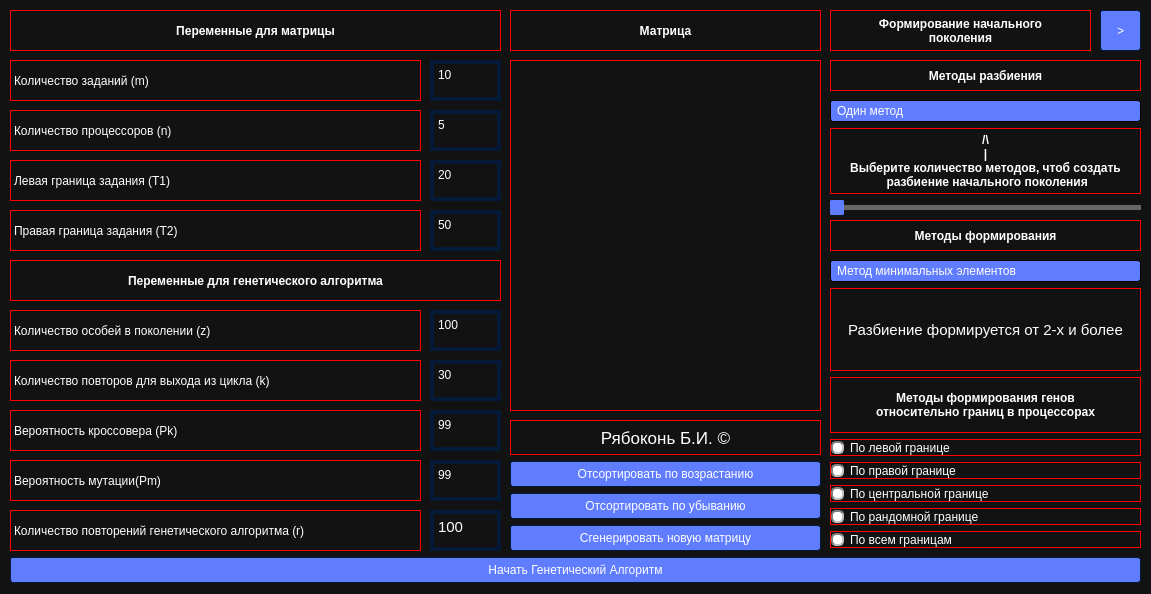
The window that diploma/UI/start_window.ui (socloseeee/Diploma_Scheduling_Theory) describes before a commit, drawn with Qt 5.
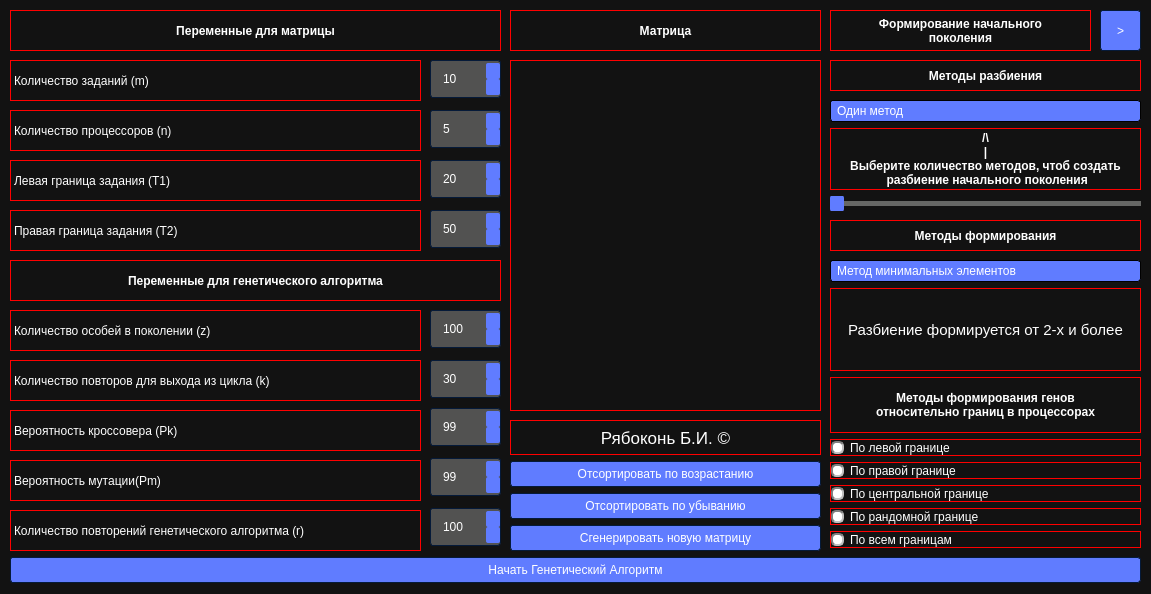
The same window after the commit. Icons and pictures are not drawn.

The edit to the form file:
```diff
--- a/diploma/UI/start_window.ui
+++ b/diploma/UI/start_window.ui
@@ -36,6 +36,7 @@
 OUT OF OR IN CONNECTION WITH THE SOFTWARE OR THE USE OR OTHER DEALINGS IN THE
 SOFTWARE.
 */
+
 QPlainTextEdit
 {
 border: 4px solid red;
@@ -339,9 +340,9 @@
 {
 	background-color: #525251;
 	color: #ffffff;
-	border: 1px solid #051a39;
+	border:1px solid #051a39;
 	border-radius: 3px;
-	padding : 2px;
+	padding : 10px;
 
 }
 
@@ -1502,16 +1503,19 @@
     <property name="geometry">
      <rect>
       <x>430</x>
-      <y>60</y>
+      <y>54</y>
       <width>71</width>
-      <height>41</height>
+      <height>51</height>
      </rect>
     </property>
     <layout class="QVBoxLayout" name="verticalLayout_13">
      <item>
-      <widget class="QPlainTextEdit" name="plainTextEdit">
-       <property name="plainText">
-        <string>10</string>
+      <widget class="QSpinBox" name="plainTextEdit">
+       <property name="maximum">
+        <number>100000</number>
+       </property>
+       <property name="value">
+        <number>10</number>
        </property>
       </widget>
      </item>
@@ -1521,16 +1525,19 @@
     <property name="geometry">
      <rect>
       <x>430</x>
-      <y>110</y>
+      <y>104</y>
       <width>71</width>
-      <height>41</height>
+      <height>51</height>
      </rect>
     </property>
     <layout class="QVBoxLayout" name="verticalLayout_14">
      <item>
-      <widget class="QPlainTextEdit" name="plainTextEdit_2">
-       <property name="plainText">
-        <string>5</string>
+      <widget class="QSpinBox" name="plainTextEdit_1">
+       <property name="maximum">
+        <number>100000</number>
+       </property>
+       <property name="value">
+        <number>5</number>
        </property>
       </widget>
      </item>
@@ -1540,16 +1547,19 @@
     <property name="geometry">
      <rect>
       <x>430</x>
-      <y>160</y>
+      <y>154</y>
       <width>71</width>
-      <height>41</height>
+      <height>51</height>
      </rect>
     </property>
     <layout class="QVBoxLayout" name="verticalLayout_15">
      <item>
-      <widget class="QPlainTextEdit" name="plainTextEdit_3">
-       <property name="plainText">
-        <string>20</string>
+      <widget class="QSpinBox" name="plainTextEdit_3">
+       <property name="maximum">
+        <number>100000</number>
+       </property>
+       <property name="value">
+        <number>20</number>
        </property>
       </widget>
      </item>
@@ -1559,16 +1569,19 @@
     <property name="geometry">
      <rect>
       <x>430</x>
-      <y>210</y>
+      <y>204</y>
       <width>71</width>
-      <height>41</height>
+      <height>51</height>
      </rect>
     </property>
     <layout class="QVBoxLayout" name="verticalLayout_17">
      <item>
-      <widget class="QPlainTextEdit" name="plainTextEdit_5">
-       <property name="plainText">
-        <string>50</string>
+      <widget class="QSpinBox" name="plainTextEdit_5">
+       <property name="maximum">
+        <number>100000</number>
+       </property>
+       <property name="value">
+        <number>50</number>
        </property>
       </widget>
      </item>
@@ -1578,16 +1591,19 @@
     <property name="geometry">
      <rect>
       <x>430</x>
-      <y>310</y>
+      <y>304</y>
       <width>71</width>
-      <height>41</height>
+      <height>51</height>
      </rect>
     </property>
     <layout class="QVBoxLayout" name="verticalLayout_19">
      <item>
-      <widget class="QPlainTextEdit" name="plainTextEdit_7">
-       <property name="plainText">
-        <string>100</string>
+      <widget class="QSpinBox" name="plainTextEdit_7">
+       <property name="maximum">
+        <number>100000</number>
+       </property>
+       <property name="value">
+        <number>100</number>
        </property>
       </widget>
      </item>
@@ -1597,16 +1613,19 @@
     <property name="geometry">
      <rect>
       <x>430</x>
-      <y>360</y>
+      <y>354</y>
       <width>71</width>
-      <height>41</height>
+      <height>51</height>
      </rect>
     </property>
     <layout class="QVBoxLayout" name="verticalLayout_20">
      <item>
-      <widget class="QPlainTextEdit" name="plainTextEdit_8">
-       <property name="plainText">
-        <string>30</string>
+      <widget class="QSpinBox" name="plainTextEdit_8">
+       <property name="maximum">
+        <number>100000</number>
+       </property>
+       <property name="value">
+        <number>30</number>
        </property>
       </widget>
      </item>
@@ -1616,16 +1635,19 @@
     <property name="geometry">
      <rect>
       <x>430</x>
-      <y>410</y>
+      <y>402</y>
       <width>71</width>
-      <height>41</height>
+      <height>51</height>
      </rect>
     </property>
     <layout class="QVBoxLayout" name="verticalLayout_21">
      <item>
-      <widget class="QPlainTextEdit" name="plainTextEdit_9">
-       <property name="plainText">
-        <string>99</string>
+      <widget class="QSpinBox" name="plainTextEdit_9">
+       <property name="maximum">
+        <number>100000</number>
+       </property>
+       <property name="value">
+        <number>99</number>
        </property>
       </widget>
      </item>
@@ -1635,16 +1657,19 @@
     <property name="geometry">
      <rect>
       <x>430</x>
-      <y>460</y>
+      <y>452</y>
       <width>71</width>
-      <height>41</height>
+      <height>51</height>
      </rect>
     </property>
     <layout class="QVBoxLayout" name="verticalLayout_22">
      <item>
-      <widget class="QPlainTextEdit" name="plainTextEdit_10">
-       <property name="plainText">
-        <string>99</string>
+      <widget class="QSpinBox" name="plainTextEdit_10">
+       <property name="maximum">
+        <number>100000</number>
+       </property>
+       <property name="value">
+        <number>99</number>
        </property>
       </widget>
      </item>
@@ -1654,21 +1679,19 @@
     <property name="geometry">
      <rect>
       <x>430</x>
-      <y>510</y>
+      <y>502</y>
       <width>71</width>
-      <height>41</height>
+      <height>51</height>
      </rect>
     </property>
     <layout class="QVBoxLayout" name="verticalLayout_23">
      <item>
-      <widget class="QPlainTextEdit" name="plainTextEdit_11">
-       <property name="font">
-        <font>
-         <pointsize>11</pointsize>
-        </font>
+      <widget class="QSpinBox" name="plainTextEdit_11">
+       <property name="maximum">
+        <number>100000</number>
        </property>
-       <property name="plainText">
-        <string>100</string>
+       <property name="value">
+        <number>100</number>
        </property>
       </widget>
      </item>
@@ -1730,7 +1753,7 @@
       <x>830</x>
       <y>100</y>
       <width>311</width>
-      <height>115</height>
+      <height>111</height>
      </rect>
     </property>
     <layout class="QVBoxLayout" name="verticalLayout_18">
```
